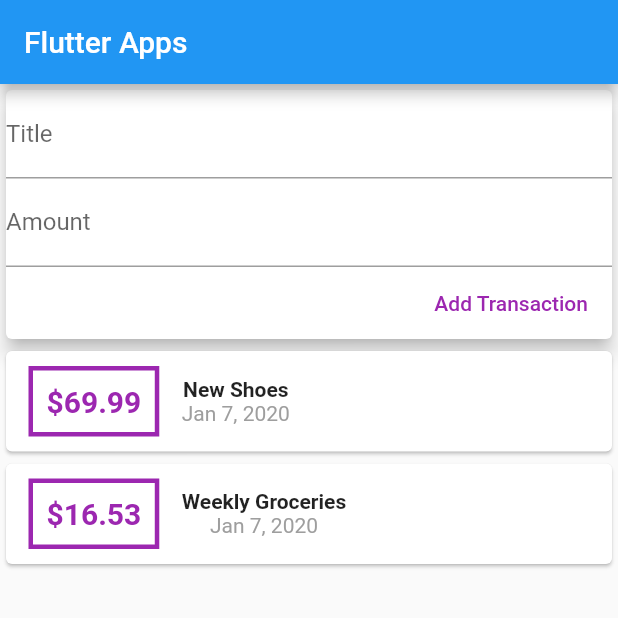
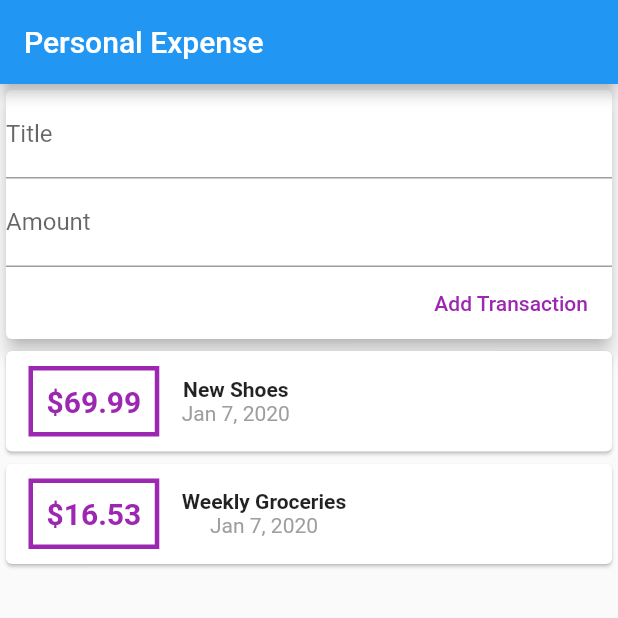
Before and after one commit to sutichaiu24/personalexpense, a Flutter app: the screen it shows after launch, on a phone screen of 412 x 824 dp, the top half of it. Run offline on Flutter 3.47's test engine with Material 2 defaults, Android fonts, the phone set to English and light mode, and no system bars.

Commit message:
add list  and draw edge

```diff
--- a/lib/main.dart
+++ b/lib/main.dart
@@ -32,9 +32,10 @@ class MyHomePage extends StatelessWidget {
   Widget build(BuildContext context) {
     return Scaffold(
       appBar: AppBar(
-        title: Text('Flutter Apps'),
+        title: Text('Personal Expense'),
       ),
-      body: Column(
+      body: SingleChildScrollView(
+        child:   Column(
         //   mainAxisAlignment: MainAxisAlignment.start,
         crossAxisAlignment: CrossAxisAlignment.stretch,
         children: <Widget>[
@@ -44,6 +45,8 @@ class MyHomePage extends StatelessWidget {
           UserTransactions()
         ],
       ),
+      )
+
     );
   }
 }
--- a/lib/widgets/transaction_list.dart
+++ b/lib/widgets/transaction_list.dart
@@ -3,22 +3,22 @@ import 'package:intl/intl.dart';
 import '../models/transaction.dart';
 
 class TransactionList extends StatelessWidget {
-
-  final List<Transaction> transactions ;
+  final List<Transaction> transactions;
 
   TransactionList(this.transactions);
 
-
   @override
   Widget build(BuildContext context) {
-    return
-      Column(
-      children: transactions.map((tx) {
+    return Container(
+      height: 300,
+          child: ListView.builder(
+            itemBuilder: (ctx, index) {
               return Card(
                 child: Row(
                   children: <Widget>[
                     Container(
-                margin: EdgeInsets.symmetric(vertical: 10, horizontal: 15),
+                      margin:
+                          EdgeInsets.symmetric(vertical: 10, horizontal: 15),
                       decoration: BoxDecoration(
                           border: Border.all(
                         color: Colors.purple,
@@ -26,7 +26,7 @@ class TransactionList extends StatelessWidget {
                       )),
                       padding: EdgeInsets.all(9),
                       child: Text(
-                  '\$${tx.amount}',
+                        '\$${transactions[index].amount}',
                         style: TextStyle(
                             fontWeight: FontWeight.bold,
                             fontSize: 20,
@@ -35,18 +35,22 @@ class TransactionList extends StatelessWidget {
                     ),
                     Column(children: <Widget>[
                       Text(
-                  tx.title,
+                        transactions[index].title,
                         style: TextStyle(fontWeight: FontWeight.bold),
                       ),
                       Text(
-                  DateFormat.yMMMd().format(tx.date),
+                        DateFormat.yMMMd().format(transactions[index].date),
                         style: TextStyle(color: Colors.grey),
                       )
                     ]),
                   ],
                 ),
               );
-      }).toList(),
+            },
+            itemCount: transactions.length,
+          ),
         );
+
+
   }
 }
```
Also changed, not shown: pubspec.lock, 2 other files. Lines whose indentation alone changed are shown as unchanged.
